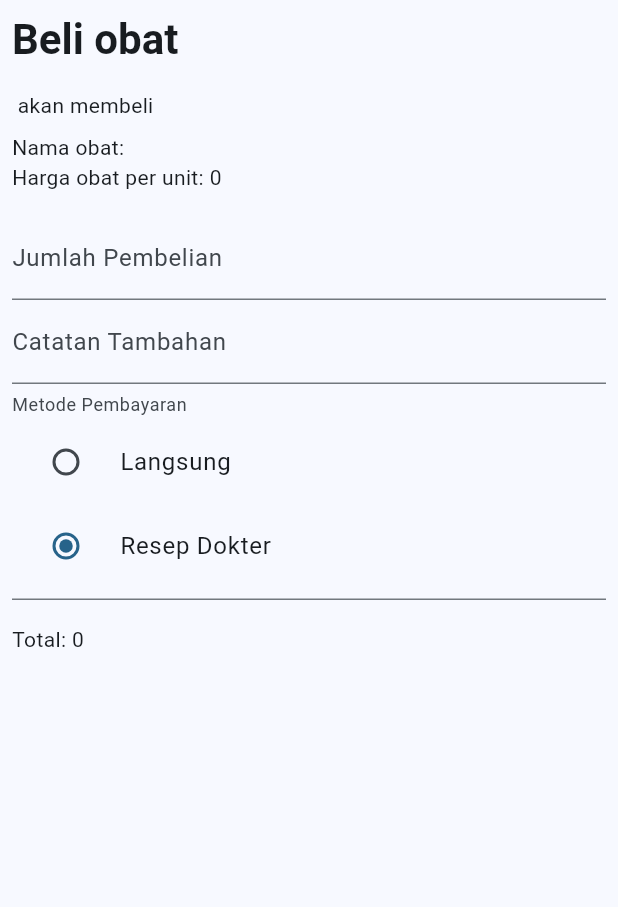
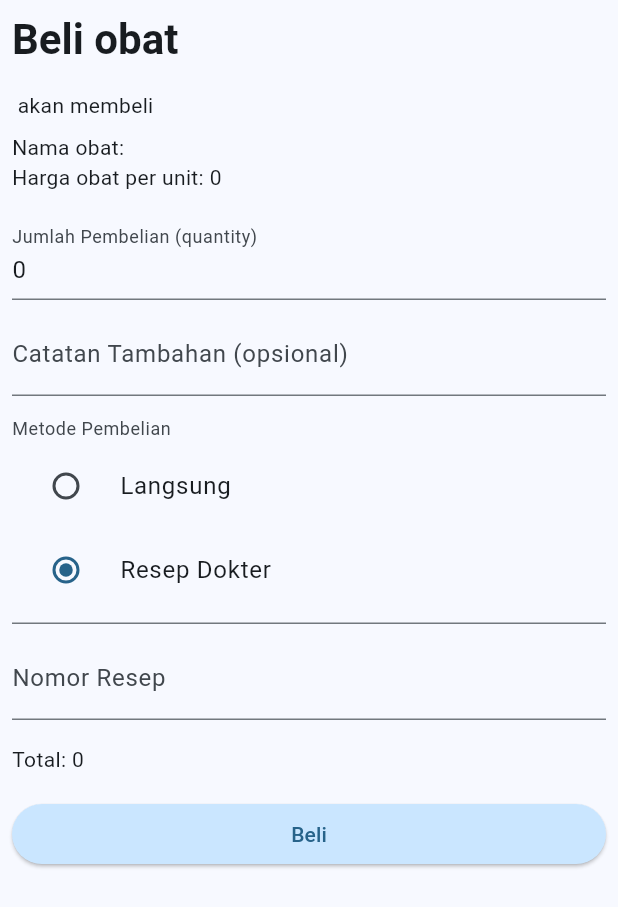
Before and after one commit to autorejecttop/utspam_d_if5b_0702, a Flutter app: the BuyMedicineScreen screen opened directly with empty values, after a tap on "Resep Dokter", on a phone screen of 412 x 824 dp. Shown: the top 907 px of the screen. Run offline on Flutter 3.47's test engine with Material 3 defaults, Android fonts, the phone set to English and light mode, and no system bars; our stand-ins replace email_validator, freezed_annotation, sqflite; missing offline and left inert: bcrypt, phone_numbers_parser; accounts and stored records are empty.

Commit message:
Finished screen for buying a medicine

```diff
--- a/lib/main/buy_medicine_screen.dart
+++ b/lib/main/buy_medicine_screen.dart
@@ -1,9 +1,7 @@
 import 'package:flutter/material.dart';
-import 'package:intl/intl.dart';
 import 'package:uts/medicine_model.dart';
+import 'package:uts/transaction_model.dart';
 import 'package:uts/user_model.dart';
-
-enum PaymentMethod { direct, prescription }
 
 class BuyMedicineScreen extends StatefulWidget {
   final MedicineData medicineToBuy;
@@ -19,9 +17,11 @@ class BuyMedicineScreen extends StatefulWidget {
 }
 
 class _BuyMedicineScreenState extends State<BuyMedicineScreen> {
-  final _quantityController = TextEditingController();
+  final _formKey = GlobalKey<FormState>();
+
+  final _quantityController = TextEditingController(text: '0');
   final _noteController = TextEditingController();
-  PaymentMethod? _paymentMethod;
+  PurchaseMethod? _purchaseMethod;
   final _prescriptionNumberController = TextEditingController();
 
   @override
@@ -53,15 +53,17 @@ class _BuyMedicineScreenState extends State<BuyMedicineScreen> {
                 SizedBox(height: 16),
 
                 Form(
+                  key: _formKey,
                   child: Column(
                     children: [
                       TextFormField(
                         autovalidateMode: AutovalidateMode.onUserInteraction,
                         controller: _quantityController,
+                        onChanged: (value) => setState(() {}),
                         textInputAction: TextInputAction.next,
                         keyboardType: TextInputType.number,
                         decoration: InputDecoration(
-                          labelText: 'Jumlah Pembelian',
+                          labelText: 'Jumlah Pembelian (quantity)',
                           hintText: 'Masukkan jumlah pembelian Anda',
                         ),
                         validator: (value) {
@@ -80,40 +82,53 @@ class _BuyMedicineScreenState extends State<BuyMedicineScreen> {
                         },
                       ),
 
+                      SizedBox(height: 8),
+
                       TextFormField(
                         controller: _noteController,
                         textInputAction: TextInputAction.next,
                         keyboardType: TextInputType.text,
                         decoration: InputDecoration(
-                          labelText: 'Catatan Tambahan',
+                          labelText: 'Catatan Tambahan (opsional)',
                           hintText: 'Masukkan catatan tambahan Anda',
                         ),
                       ),
 
+                      SizedBox(height: 8),
+
                       FormField(
+                        autovalidateMode: AutovalidateMode.onUserInteraction,
+                        validator: (value) {
+                          if (value == null) {
+                            return "Metode pembelian tidak boleh kosong!";
+                          }
+
+                          return null;
+                        },
                         builder: (field) => InputDecorator(
                           decoration: InputDecoration(
-                            labelText: 'Metode Pembayaran',
+                            labelText: 'Metode Pembelian',
                             errorText: field.errorText,
                           ),
                           child: RadioGroup(
-                            groupValue: _paymentMethod,
+                            groupValue: _purchaseMethod,
                             onChanged: (value) {
                               setState(() {
                                 field.didChange(value);
                                 setState(() {
-                                  _paymentMethod = value;
+                                  _purchaseMethod = value;
+                                  _prescriptionNumberController.clear();
                                 });
                               });
                             },
                             child: Column(
                               children: [
                                 RadioListTile(
-                                  value: PaymentMethod.direct,
+                                  value: PurchaseMethod.direct,
                                   title: Text('Langsung'),
                                 ),
                                 RadioListTile(
-                                  value: PaymentMethod.prescription,
+                                  value: PurchaseMethod.prescription,
                                   title: Text('Resep Dokter'),
                                 ),
                               ],
@@ -121,13 +136,77 @@ class _BuyMedicineScreenState extends State<BuyMedicineScreen> {
                           ),
                         ),
                       ),
+
+                      SizedBox(height: 8),
+
+                      if (_purchaseMethod == PurchaseMethod.prescription)
+                        TextFormField(
+                          controller: _prescriptionNumberController,
+                          autovalidateMode: AutovalidateMode.onUserInteraction,
+                          textInputAction: TextInputAction.next,
+                          keyboardType: TextInputType.text,
+                          decoration: InputDecoration(
+                            labelText: 'Nomor Resep',
+                            hintText: 'Masukkan nomor resep Anda',
+                          ),
+                          validator: (value) {
+                            if (_purchaseMethod !=
+                                PurchaseMethod.prescription) {
+                              return null;
+                            }
+
+                            if (value == null || value.isEmpty) {
+                              return 'Nomor resep tidak boleh kosong!';
+                            }
+
+                            if (value.length < 6) {
+                              return 'Nomor resep minimal 6 karakter!';
+                            }
+
+                            final bool hasLetter = RegExp(
+                              r'[A-Za-z]',
+                            ).hasMatch(value);
+                            final bool hasNumber = RegExp(
+                              r'\d',
+                            ).hasMatch(value);
+
+                            if (!hasLetter || !hasNumber) {
+                              return 'Nomor resep harus terdiri dari angka dan huruf!';
+                            }
+
+                            return null;
+                          },
+                        ),
                     ],
                   ),
                 ),
 
                 SizedBox(height: 16),
 
-                Text('Total: ${widget.medicineToBuy.price}'),
+                Text(
+                  'Total: ${widget.medicineToBuy.price * (int.tryParse(_quantityController.text) ?? 0)}',
+                ),
+
+                SizedBox(height: 16),
+
+                SizedBox(
+                  width: double.infinity,
+                  child: ElevatedButton(
+                    style: ElevatedButton.styleFrom(
+                      backgroundColor: Theme.of(
+                        context,
+                      ).colorScheme.primaryContainer,
+                    ),
+                    onPressed: () {
+                      if (_formKey.currentState!.validate()) {
+                        ScaffoldMessenger.of(
+                          context,
+                        ).showSnackBar(SnackBar(content: Text('Success')));
+                      }
+                    },
+                    child: Text('Beli'),
+                  ),
+                ),
               ],
             ),
           ),
--- a/lib/medicine_model.dart
+++ b/lib/medicine_model.dart
@@ -26,7 +26,7 @@ class MedicineModel {
   final databaseService = DatabaseService();
 
   Future<List<MedicineData>> findAll({
-    String? orderBy = 'id ASC',
+    String? orderBy = 'medicine_id ASC',
     int? limit,
   }) async {
     final db = await databaseService.database;
```
Also changed, not shown: lib/database_service.dart (+13 -2 lines), lib/transaction_model.dart (added, +37 -0 lines), lib/user_model.dart (+6 -2 lines), lib/transaction_model.freezed.dart (added), lib/transaction_model.g.dart (added).
